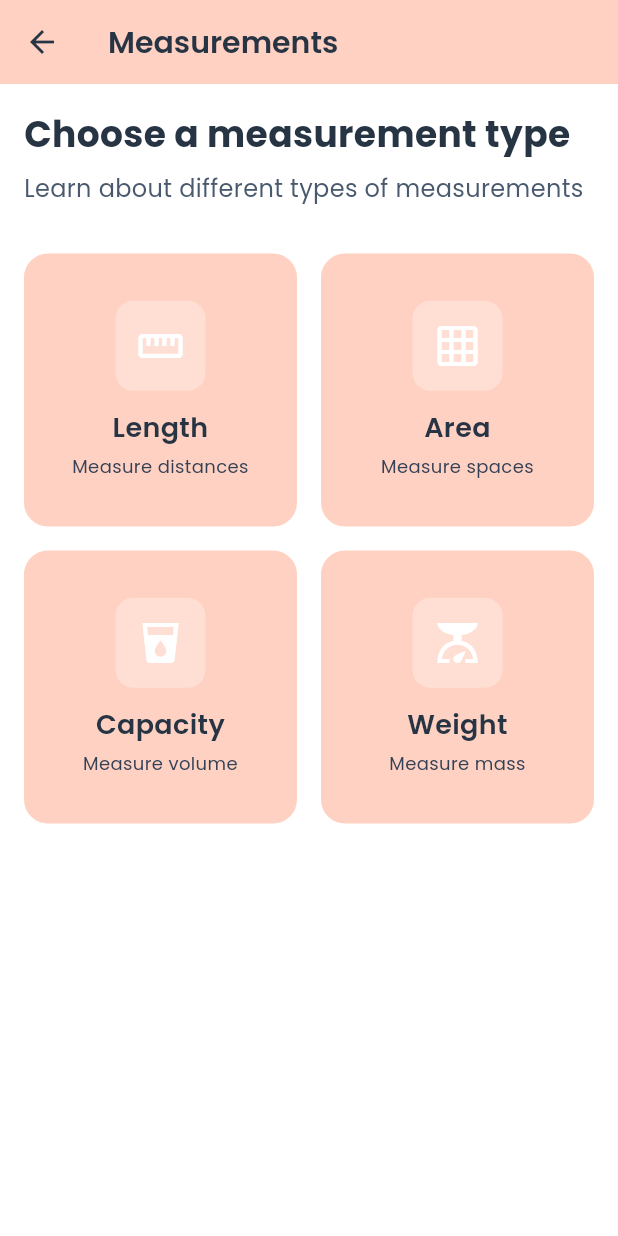
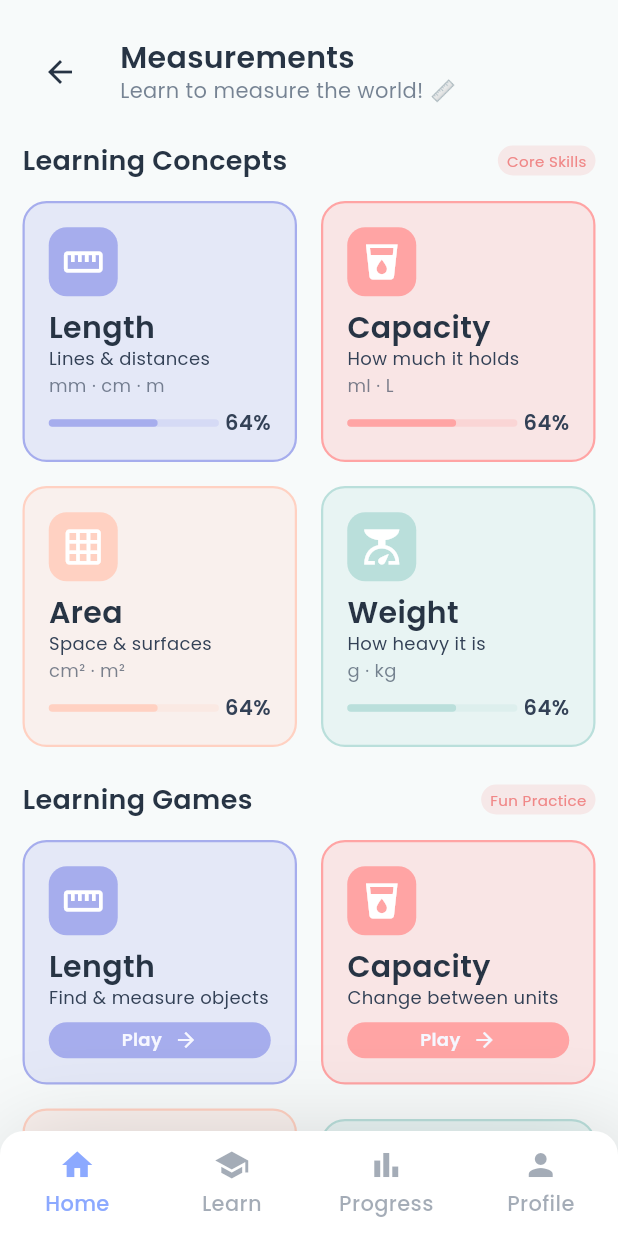
Before and after one commit to cynos28/ganithamithura, a Flutter app: the MeasurementHomeScreen screen opened directly, on a phone screen of 412 x 824 dp. Run offline on Flutter 3.47's test engine with Material 3 defaults, Android fonts, the phone set to English and light mode, and no system bars; our stand-ins replace get, google_fonts, lottie, permission_handler, shared_preferences, speech_to_text; accounts and stored records are empty.

Commit message:
measurement comp ui

```diff
--- a/ganithamithura/lib/screens/measurements/measurement_home_screen.dart
+++ b/ganithamithura/lib/screens/measurements/measurement_home_screen.dart
@@ -1,119 +1,81 @@
 import 'package:flutter/material.dart';
 import 'package:get/get.dart';
 import 'package:ganithamithura/utils/constants.dart';
+import 'package:ganithamithura/widgets/measurements/measurement_widgets.dart';
+import 'package:ganithamithura/widgets/home/home_widgets.dart';
 
 /// MeasurementHomeScreen - Main screen for Measurement module
-class MeasurementHomeScreen extends StatelessWidget {
+class MeasurementHomeScreen extends StatefulWidget {
   const MeasurementHomeScreen({super.key});
+
+  @override
+  State<MeasurementHomeScreen> createState() => _MeasurementHomeScreenState();
+}
+
+class _MeasurementHomeScreenState extends State<MeasurementHomeScreen> {
+  int _currentNavIndex = 0;
+
+  void _onNavTap(int index) {
+    if (index == 0) {
+      // Navigate to home
+      Get.back();
+    } else {
+      // TODO: Navigate to other screens when ready
+      Get.snackbar(
+        'Coming Soon',
+        'This feature will be available soon',
+        backgroundColor: const Color(AppColors.infoColor),
+        colorText: Colors.white,
+      );
+    }
+  }
 
   @override
   Widget build(BuildContext context) {
     return Scaffold(
-      backgroundColor: const Color(AppColors.backgroundColor),
-      appBar: AppBar(
-        backgroundColor: const Color(AppColors.measurementBorder),
-        elevation: 0,
-        leading: IconButton(
-          icon: const Icon(Icons.arrow_back, color: Color(AppColors.textBlack)),
+      backgroundColor: const Color(0xFFF7FAFA),
+      body: SafeArea(
+        child: Stack(
+          children: [
+            // Main content
+            Column(
+              children: [
+                // Header
+                Padding(
+                  padding: const EdgeInsets.fromLTRB(16, 24, 16, 0),
+                  child: Row(
+                    children: [
+                      IconButton(
+                        icon: const Icon(
+                          Icons.arrow_back,
+                          size: 24,
+                          color: Color(AppColors.textBlack),
+                        ),
                         onPressed: () => Get.back(),
                       ),
-        title: const Text(
-          'Measurements',
-          style: TextStyle(
-            color: Color(AppColors.textBlack),
-            fontSize: 20,
-            fontWeight: FontWeight.w600,
-          ),
-        ),
-      ),
-      body: SafeArea(
-        child: Padding(
-          padding: const EdgeInsets.all(AppConstants.standardPadding),
+                      const SizedBox(width: 16),
+                      Expanded(
                         child: Column(
                           crossAxisAlignment: CrossAxisAlignment.start,
                           children: [
                             const Text(
-                'Choose a measurement type',
+                              'Measurements',
                               style: TextStyle(
-                  fontSize: 24,
-                  fontWeight: FontWeight.bold,
+                                fontSize: 20,
+                                fontWeight: FontWeight.w600,
                                 color: Color(AppColors.textBlack),
+                                height: 1.2,
                               ),
                             ),
-              const SizedBox(height: 8),
-              const Text(
-                'Learn about different types of measurements',
+                            const SizedBox(height: 2),
+                            Text(
+                              'Learn to measure the world! 📏',
                               style: TextStyle(
-                  fontSize: 16,
-                  color: Color(AppColors.subText2),
+                                fontSize: 14,
+                                fontWeight: FontWeight.w400,
+                                color: const Color(0xFF2D4059).withOpacity(0.64),
+                                height: 1.2,
                               ),
-              ),
-              const SizedBox(height: 32),
-              Expanded(
-                child: GridView.count(
-                  crossAxisCount: 2,
-                  crossAxisSpacing: 16,
-                  mainAxisSpacing: 16,
-                  children: [
-                    _buildMeasurementCard(
-                      context,
-                      'Length',
-                      Icons.straighten,
-                      'Measure distances',
-                      () {
-                        // TODO: Navigate to Length activities
-                        Get.snackbar(
-                          'Coming Soon',
-                          'Length measurement activities are under development',
-                          backgroundColor: const Color(AppColors.infoColor),
-                          colorText: Colors.white,
-                        );
-                      },
-                    ),
-                    _buildMeasurementCard(
-                      context,
-                      'Area',
-                      Icons.grid_on,
-                      'Measure spaces',
-                      () {
-                        // TODO: Navigate to Area activities
-                        Get.snackbar(
-                          'Coming Soon',
-                          'Area measurement activities are under development',
-                          backgroundColor: const Color(AppColors.infoColor),
-                          colorText: Colors.white,
-                        );
-                      },
-                    ),
-                    _buildMeasurementCard(
-                      context,
-                      'Capacity',
-                      Icons.local_drink,
-                      'Measure volume',
-                      () {
-                        // TODO: Navigate to Capacity activities
-                        Get.snackbar(
-                          'Coming Soon',
-                          'Capacity measurement activities are under development',
-                          backgroundColor: const Color(AppColors.infoColor),
-                          colorText: Colors.white,
-                        );
-                      },
-                    ),
-                    _buildMeasurementCard(
-                      context,
-                      'Weight',
-                      Icons.scale,
-                      'Measure mass',
-                      () {
-                        // TODO: Navigate to Weight activities
-                        Get.snackbar(
-                          'Coming Soon',
-                          'Weight measurement activities are under development',
-                          backgroundColor: const Color(AppColors.infoColor),
-                          colorText: Colors.white,
-                        );
-                      },
                             ),
                           ],
                         ),
@@ -121,67 +83,247 @@ class MeasurementHomeScreen extends StatelessWidget {
                     ],
                   ),
                 ),
+
+                // Scrollable content
+                Expanded(
+                  child: SingleChildScrollView(
+                    padding: const EdgeInsets.only(
+                      left: 15,
+                      right: 15,
+                      top: 24,
+                      bottom: 90, // Space for bottom nav
                     ),
-    );
-  }
+                    child: Column(
+                      crossAxisAlignment: CrossAxisAlignment.start,
+                      children: [
+                        // Learning Concepts Section
+                        const SectionHeader(
+                          title: 'Learning Concepts',
+                          badgeText: 'Core Skills',
+                        ),
+                        const SizedBox(height: 16),
 
-  Widget _buildMeasurementCard(
-    BuildContext context,
-    String title,
-    IconData icon,
-    String description,
-    VoidCallback onTap,
-  ) {
-    return GestureDetector(
-      onTap: onTap,
-      child: Container(
-        decoration: BoxDecoration(
-          color: const Color(AppColors.measurementColor),
-          border: Border.all(
-            color: const Color(AppColors.measurementBorder),
-            width: 1.5,
+                        // Concepts Grid
+                        _buildConceptsGrid(),
+                        const SizedBox(height: 24),
+
+                        // Learning Games Section
+                        const SectionHeader(
+                          title: 'Learning Games',
+                          badgeText: 'Fun Practice',
                         ),
-          borderRadius: BorderRadius.circular(16),
-        ),
-        padding: const EdgeInsets.all(16),
-        child: Column(
-          mainAxisAlignment: MainAxisAlignment.center,
-          children: [
-            Container(
-              width: 60,
-              height: 60,
-              decoration: BoxDecoration(
-                color: Colors.white.withOpacity(0.3),
-                borderRadius: BorderRadius.circular(12),
-              ),
-              child: Icon(
-                icon,
-                size: 32,
-                color: Colors.white,
+                        const SizedBox(height: 16),
+
+                        // Games Grid
+                        _buildGamesGrid(),
+                      ],
                     ),
                   ),
-            const SizedBox(height: 12),
-            Text(
-              title,
-              style: const TextStyle(
-                fontSize: 18,
-                fontWeight: FontWeight.w600,
-                color: Color(AppColors.textBlack),
                 ),
-              textAlign: TextAlign.center,
+              ],
             ),
-            const SizedBox(height: 4),
-            Text(
-              description,
-              style: const TextStyle(
-                fontSize: 12,
-                color: Color(AppColors.subText1),
+
+            // Bottom Navigation Bar
+            Positioned(
+              left: 0,
+              right: 0,
+              bottom: 0,
+              child: BottomNavBar(
+                currentIndex: _currentNavIndex,
+                onTap: _onNavTap,
               ),
-              textAlign: TextAlign.center,
             ),
           ],
         ),
       ),
     );
   }
+
+  Widget _buildConceptsGrid() {
+    return Column(
+      children: [
+        // First row: Length and Capacity
+        Row(
+          children: [
+            Expanded(
+              child: MeasurementConceptCard(
+                title: 'Length',
+                subtitle: 'Lines & distances',
+                units: 'mm · cm · m',
+                icon: Icons.straighten,
+                backgroundColor: const Color(AppColors.numberColor).withOpacity(0.24),
+                borderColor: const Color(AppColors.numberBorder),
+                progress: 0.64,
+                onTap: () {
+                  Get.snackbar(
+                    'Coming Soon',
+                    'Length activities are under development',
+                    backgroundColor: const Color(AppColors.infoColor),
+                    colorText: Colors.white,
+                  );
+                },
+              ),
+            ),
+            const SizedBox(width: 16),
+            Expanded(
+              child: MeasurementConceptCard(
+                title: 'Capacity',
+                subtitle: 'How much it holds',
+                units: 'ml · L',
+                icon: Icons.local_drink,
+                backgroundColor: const Color(AppColors.symbolColor).withOpacity(0.24),
+                borderColor: const Color(AppColors.symbolBorder),
+                progress: 0.64,
+                onTap: () {
+                  Get.snackbar(
+                    'Coming Soon',
+                    'Capacity activities are under development',
+                    backgroundColor: const Color(AppColors.infoColor),
+                    colorText: Colors.white,
+                  );
+                },
+              ),
+            ),
+          ],
+        ),
+        const SizedBox(height: 16),
+        // Second row: Area and Weight
+        Row(
+          children: [
+            Expanded(
+              child: MeasurementConceptCard(
+                title: 'Area',
+                subtitle: 'Space & surfaces',
+                units: 'cm² · m²',
+                icon: Icons.grid_on,
+                backgroundColor: const Color(AppColors.measurementColor).withOpacity(0.24),
+                borderColor: const Color(AppColors.measurementBorder),
+                progress: 0.64,
+                onTap: () {
+                  Get.snackbar(
+                    'Coming Soon',
+                    'Area activities are under development',
+                    backgroundColor: const Color(AppColors.infoColor),
+                    colorText: Colors.white,
+                  );
+                },
+              ),
+            ),
+            const SizedBox(width: 16),
+            Expanded(
+              child: MeasurementConceptCard(
+                title: 'Weight',
+                subtitle: 'How heavy it is',
+                units: 'g · kg',
+                icon: Icons.scale,
+                backgroundColor: const Color(AppColors.shapeColor).withOpacity(0.24),
+                borderColor: const Color(AppColors.shapeBorder),
+                progress: 0.64,
+                onTap: () {
+                  Get.snackbar(
+                    'Coming Soon',
+                    'Weight activities are under development',
+                    backgroundColor: const Color(AppColors.infoColor),
+                    colorText: Colors.white,
+                  );
+                },
+              ),
+            ),
+          ],
+        ),
+      ],
+    );
   }
+
+  Widget _buildGamesGrid() {
+    return Column(
+      children: [
+        // First row: Length and Capacity games
+        Row(
+          children: [
+            Expanded(
+              child: MeasurementGameCard(
+                title: 'Length',
+                subtitle: 'Find & measure objects',
+                icon: Icons.straighten,
+                backgroundColor: const Color(AppColors.numberColor).withOpacity(0.24),
+                borderColor: const Color(AppColors.numberBorder),
+                buttonColor: const Color(AppColors.numberBorder),
+                onTap: () {
+                  Get.snackbar(
+                    'Coming Soon',
+                    'Length game is under development',
+                    backgroundColor: const Color(AppColors.infoColor),
+                    colorText: Colors.white,
+                  );
+                },
+              ),
+            ),
+            const SizedBox(width: 16),
+            Expanded(
+              child: MeasurementGameCard(
+                title: 'Capacity',
+                subtitle: 'Change between units',
+                icon: Icons.local_drink,
+                backgroundColor: const Color(AppColors.symbolColor).withOpacity(0.24),
+                borderColor: const Color(AppColors.symbolBorder),
+                buttonColor: const Color(AppColors.symbolBorder),
+                onTap: () {
+                  Get.snackbar(
+                    'Coming Soon',
+                    'Capacity game is under development',
+                    backgroundColor: const Color(AppColors.infoColor),
+                    colorText: Colors.white,
+                  );
+                },
+              ),
+            ),
+          ],
+        ),
+        const SizedBox(height: 16),
+        // Second row: Area and Weight games
+        Row(
+          children: [
+            Expanded(
+              child: MeasurementGameCard(
+                title: 'Area',
+                subtitle: 'Estimate measurements',
+                icon: Icons.grid_on,
+                backgroundColor: const Color(AppColors.measurementColor).withOpacity(0.24),
+                borderColor: const Color(AppColors.measurementBorder),
+                buttonColor: const Color(AppColors.measurementBorder),
+                onTap: () {
+                  Get.snackbar(
+                    'Coming Soon',
+                    'Area game is under development',
+                    backgroundColor: const Color(AppColors.infoColor),
+                    colorText: Colors.white,
+                  );
+                },
+              ),
+            ),
+            const SizedBox(width: 16),
+            Expanded(
+              child: MeasurementGameCard(
+                title: 'Weight',
+                subtitle: 'Beat the scaler',
+                icon: Icons.scale,
+                backgroundColor: const Color(AppColors.shapeColor).withOpacity(0.24),
+                borderColor: const Color(AppColors.shapeBorder),
+                buttonColor: const Color(AppColors.shapeBorder),
+                onTap: () {
+                  Get.snackbar(
+                    'Coming Soon',
+                    'Weight game is under development',
+                    backgroundColor: const Color(AppColors.infoColor),
+                    colorText: Colors.white,
+                  );
+                },
+              ),
+            ),
+          ],
+        ),
+      ],
+    );
+  }
+}
--- /dev/null
+++ b/ganithamithura/lib/widgets/measurements/measurement_widgets.dart
@@ -0,0 +1,300 @@
+import 'package:flutter/material.dart';
+import 'package:ganithamithura/utils/constants.dart';
+
+/// MeasurementConceptCard - Card for learning concepts with progress
+class MeasurementConceptCard extends StatelessWidget {
+  final String title;
+  final String subtitle;
+  final String units;
+  final IconData icon;
+  final Color backgroundColor;
+  final Color borderColor;
+  final double progress; // 0.0 to 1.0
+  final VoidCallback onTap;
+
+  const MeasurementConceptCard({
+    super.key,
+    required this.title,
+    required this.subtitle,
+    required this.units,
+    required this.icon,
+    required this.backgroundColor,
+    required this.borderColor,
+    required this.progress,
+    required this.onTap,
+  });
+
+  @override
+  Widget build(BuildContext context) {
+    return GestureDetector(
+      onTap: onTap,
+      child: Container(
+        decoration: BoxDecoration(
+          color: backgroundColor,
+          border: Border.all(color: borderColor, width: 1.5),
+          borderRadius: BorderRadius.circular(16),
+        ),
+        padding: const EdgeInsets.all(16),
+        child: Column(
+          crossAxisAlignment: CrossAxisAlignment.start,
+          mainAxisAlignment: MainAxisAlignment.center,
+          mainAxisSize: MainAxisSize.min,
+          children: [
+            // Icon
+            Container(
+              width: 46,
+              height: 46,
+              decoration: BoxDecoration(
+                color: borderColor,
+                borderRadius: BorderRadius.circular(12),
+              ),
+              child: Icon(
+                icon,
+                size: 28,
+                color: Colors.white,
+              ),
+            ),
+            const SizedBox(height: 9),
+            // Title and details
+            Column(
+              crossAxisAlignment: CrossAxisAlignment.start,
+              children: [
+                Text(
+                  title,
+                  style: const TextStyle(
+                    fontSize: 20,
+                    fontWeight: FontWeight.w600,
+                    color: Color(AppColors.textBlack),
+                    height: 1.2,
+                  ),
+                ),
+                const SizedBox(height: 2),
+                Text(
+                  subtitle,
+                  style: const TextStyle(
+                    fontSize: 12,
+                    fontWeight: FontWeight.w400,
+                    color: Color(AppColors.subText1),
+                    height: 1.2,
+                  ),
+                ),
+                const SizedBox(height: 4),
+                Text(
+                  units,
+                  style: TextStyle(
+                    fontSize: 12,
+                    fontWeight: FontWeight.w400,
+                    color: const Color(AppColors.subText1).withOpacity(0.64),
+                    height: 1.2,
+                  ),
+                ),
+              ],
+            ),
+            const SizedBox(height: 9),
+            // Progress bar
+            Row(
+              children: [
+                Expanded(
+                  child: Stack(
+                    children: [
+                      Container(
+                        height: 5,
+                        decoration: BoxDecoration(
+                          color: backgroundColor,
+                          borderRadius: BorderRadius.circular(16),
+                        ),
+                      ),
+                      FractionallySizedBox(
+                        widthFactor: progress,
+                        child: Container(
+                          height: 5,
+                          decoration: BoxDecoration(
+                            color: borderColor,
+                            borderRadius: BorderRadius.circular(16),
+                          ),
+                        ),
+                      ),
+                    ],
+                  ),
+                ),
+                const SizedBox(width: 4),
+                Text(
+                  '${(progress * 100).toInt()}%',
+                  style: const TextStyle(
+                    fontSize: 14,
+                    fontWeight: FontWeight.w600,
+                    color: Color(AppColors.subText1),
+                    height: 1.2,
+                  ),
+                ),
+              ],
+            ),
+          ],
+        ),
+      ),
+    );
+  }
+}
+
+/// MeasurementGameCard - Card for learning games
+class MeasurementGameCard extends StatelessWidget {
+  final String title;
+  final String subtitle;
+  final IconData icon;
+  final Color backgroundColor;
+  final Color borderColor;
+  final Color buttonColor;
+  final VoidCallback onTap;
+
+  const MeasurementGameCard({
+    super.key,
+    required this.title,
+    required this.subtitle,
+    required this.icon,
+    required this.backgroundColor,
+    required this.borderColor,
+    required this.buttonColor,
+    required this.onTap,
+  });
+
+  @override
+  Widget build(BuildContext context) {
+    return GestureDetector(
+      onTap: onTap,
+      child: Container(
+        decoration: BoxDecoration(
+          color: backgroundColor,
+          border: Border.all(color: borderColor, width: 1.5),
+          borderRadius: BorderRadius.circular(16),
+        ),
+        padding: const EdgeInsets.all(16),
+        child: Column(
+          crossAxisAlignment: CrossAxisAlignment.start,
+          mainAxisAlignment: MainAxisAlignment.center,
+          mainAxisSize: MainAxisSize.min,
+          children: [
+            // Icon
+            Container(
+              width: 46,
+              height: 46,
+              decoration: BoxDecoration(
+                color: borderColor,
+                borderRadius: BorderRadius.circular(12),
+              ),
+              child: Icon(
+                icon,
+                size: 28,
+                color: Colors.white,
+              ),
+            ),
+            const SizedBox(height: 9),
+            // Title and subtitle
+            Column(
+              crossAxisAlignment: CrossAxisAlignment.start,
+              children: [
+                Text(
+                  title,
+                  style: const TextStyle(
+                    fontSize: 20,
+                    fontWeight: FontWeight.w600,
+                    color: Color(AppColors.textBlack),
+                    height: 1.2,
+                  ),
+                ),
+                const SizedBox(height: 2),
+                Text(
+                  subtitle,
+                  style: const TextStyle(
+                    fontSize: 12,
+                    fontWeight: FontWeight.w400,
+                    color: Color(AppColors.subText1),
+                    height: 1.2,
+                  ),
+                ),
+              ],
+            ),
+            const SizedBox(height: 9),
+            // Play button
+            Container(
+              width: double.infinity,
+              padding: const EdgeInsets.symmetric(horizontal: 2, vertical: 4),
+              decoration: BoxDecoration(
+                color: buttonColor,
+                borderRadius: BorderRadius.circular(19),
+              ),
+              child: Row(
+                mainAxisAlignment: MainAxisAlignment.center,
+                children: [
+                  const Text(
+                    'Play',
+                    style: TextStyle(
+                      fontSize: 12,
+                      fontWeight: FontWeight.w600,
+                      color: Color(0xFFF6F7FF),
+                      height: 1.2,
+                    ),
+                  ),
+                  const SizedBox(width: 8),
+                  Transform.rotate(
+                    angle: 3.14159, // 180 degrees
+                    child: const Icon(
+                      Icons.arrow_back,
+                      size: 16,
+                      color: Color(0xFFF6F7FF),
+                    ),
+                  ),
+                ],
+              ),
+            ),
+          ],
+        ),
+      ),
+    );
+  }
+}
+
+/// SectionHeader - Header with title and badge
+class SectionHeader extends StatelessWidget {
+  final String title;
+  final String badgeText;
+
+  const SectionHeader({
+    super.key,
+    required this.title,
+    required this.badgeText,
+  });
+
+  @override
+  Widget build(BuildContext context) {
+    return Row(
+      mainAxisAlignment: MainAxisAlignment.spaceBetween,
+      children: [
+        Text(
+          title,
+          style: const TextStyle(
+            fontSize: 18,
+            fontWeight: FontWeight.w600,
+            color: Color(AppColors.textBlack),
+            height: 1.2,
+          ),
+        ),
+        Container(
+          padding: const EdgeInsets.symmetric(horizontal: 6, vertical: 4),
+          decoration: BoxDecoration(
+            color: const Color(AppColors.progressBadgeBg).withOpacity(0.16),
+            borderRadius: BorderRadius.circular(10),
+          ),
+          child: Text(
+            badgeText,
+            style: const TextStyle(
+              fontSize: 10,
+              fontWeight: FontWeight.w400,
+              color: Color(AppColors.progressBadgeText),
+              height: 1.2,
+            ),
+          ),
+        ),
+      ],
+    );
+  }
+}
```
Lines whose indentation alone changed are shown as unchanged.
